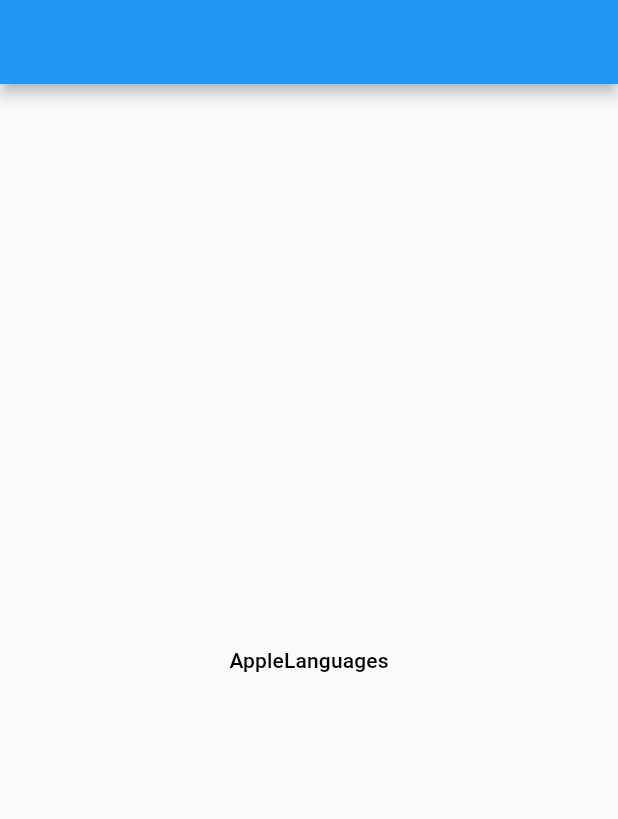
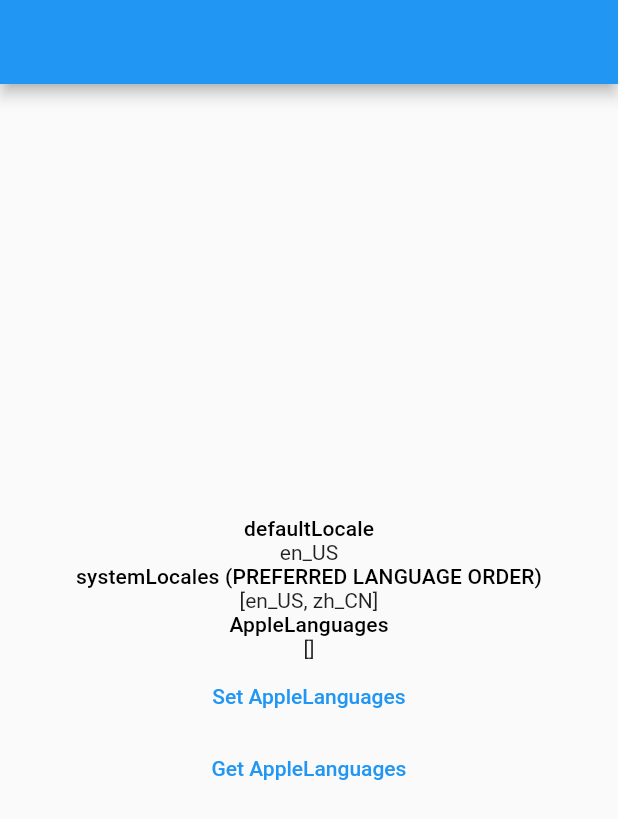
Before and after one commit to WingCH/Learning, a Flutter app: the screen it shows after launch, on a phone screen of 412 x 824 dp. Shown: the top 819 px of the screen. Run offline on Flutter 3.47's test engine with Material 2 defaults, Android fonts, the phone set to English and light mode, and no system bars; our stand-ins replace get, go_router, native_shared_preferences; missing offline and left inert: a package.

Commit message:
[sync_ios_setting_languages] update

```diff
--- a/Flutter/sync_ios_setting_languages/lib/home_page.dart
+++ b/Flutter/sync_ios_setting_languages/lib/home_page.dart
@@ -1,5 +1,8 @@
+import 'dart:io';
+import 'dart:ui';
+
 import 'package:flutter/material.dart';
-import 'package:shared_preferences/shared_preferences.dart';
+import 'package:native_shared_preferences/native_shared_preferences.dart';
 
 class HomePage extends StatefulWidget {
   const HomePage({Key? key}) : super(key: key);
@@ -9,19 +12,38 @@
 }
 
 class _HomePageState extends State<HomePage> {
-  List<String> languages = [];
+  final String defaultLocale = Platform.localeName;
+  final List<Locale> systemLocales = window.locales;
+  List<String> appleLanguages = [];
 
   @override
   void initState() {
     super.initState();
-    fetch();
+    getAppleLanguages();
   }
 
-  Future<void> fetch() async {
-    final prefs = await SharedPreferences.getInstance();
+  Future<void> getAppleLanguages() async {
+    final prefs = await NativeSharedPreferences.getInstance();
     setState(() {
-      languages = prefs.getStringList('AppleLanguages') ?? [];
+      appleLanguages = prefs.getStringList('AppleLanguages') ?? [];
     });
+  }
+
+  Future<void> setAppleLanguages() async {
+    // This plugin is a copy of the shared_preferences package but without the prefix in the keys
+    final prefs = await NativeSharedPreferences.getInstance();
+    // https://docs.flutter.dev/development/accessibility-and-localization/internationalization#specifying-supportedlocales
+    await prefs.setStringList('AppleLanguages', <String>[
+      const Locale.fromSubtags(languageCode: 'zh', scriptCode: 'Hant')
+          .toString()
+    ]);
+
+    /*
+    Apple Locale format:
+    zh-Hant
+    flutter locale toString format:
+    zh_Hant
+     */
   }
 
   @override
@@ -32,8 +54,29 @@
         child: Column(
           mainAxisSize: MainAxisSize.min,
           children: [
-             Text('AppleLanguages', style: Theme.of(context).textTheme.titleSmall,),
-            for (var language in languages) Text(language),
+            Text(
+              'defaultLocale',
+              style: Theme.of(context).textTheme.titleSmall,
+            ),
+            Text(defaultLocale),
+            Text(
+              'systemLocales (PREFERRED LANGUAGE ORDER)',
+              style: Theme.of(context).textTheme.titleSmall,
+            ),
+            Text(systemLocales.toString()),
+            Text(
+              'AppleLanguages',
+              style: Theme.of(context).textTheme.titleSmall,
+            ),
+            Text(appleLanguages.toString()),
+            TextButton(
+              onPressed: setAppleLanguages,
+              child: const Text('Set AppleLanguages'),
+            ),
+            TextButton(
+              onPressed: getAppleLanguages,
+              child: const Text('Get AppleLanguages'),
+            )
           ],
         ),
       ),
--- a/Flutter/sync_ios_setting_languages/pubspec.yaml
+++ b/Flutter/sync_ios_setting_languages/pubspec.yaml
@@ -34,7 +34,7 @@
   # The following adds the Cupertino Icons font to your application.
   # Use with the CupertinoIcons class for iOS style icons.
   cupertino_icons: ^1.0.2
-  shared_preferences: ^2.0.15
+  native_shared_preferences: ^2.0.6
 
 dev_dependencies:
   flutter_test:
```
Also changed, not shown: Flutter/sync_ios_setting_languages/pubspec.lock, 2 other files.
